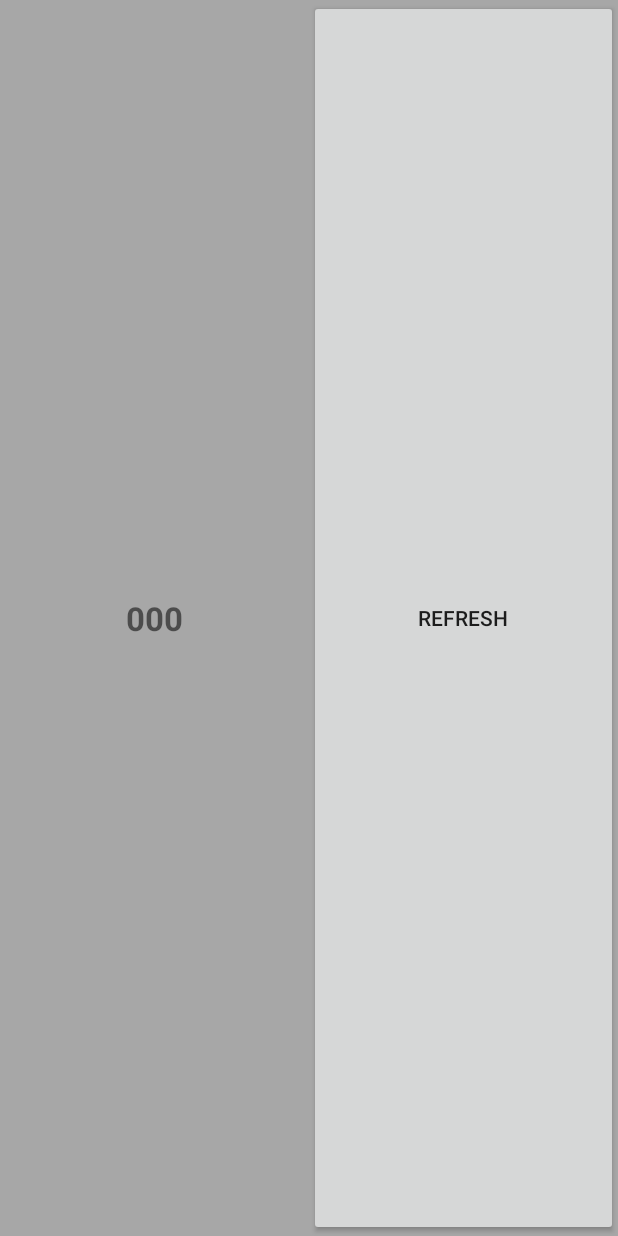
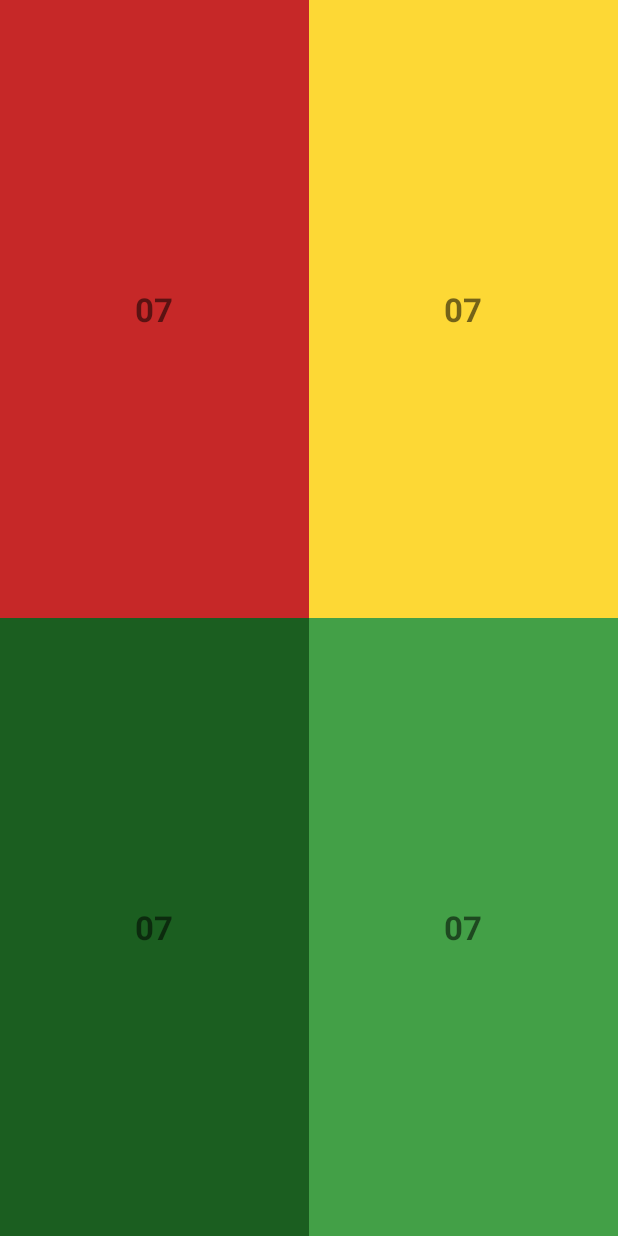
Before and after one commit to Doctor-Andonuts/MyLife, an Android app: the layout chain_widget.xml on its own in the app's theme, with its tools: preview values and no code run, on a phone screen of 412 x 824 dp. Run offline under Robolectric (Android 15) with nearby library versions, the light colour scheme and no system bars.

Commit message:
Widget layout and also cleaner color calls

```diff
--- a/app/src/main/res/layout/chain_widget.xml
+++ b/app/src/main/res/layout/chain_widget.xml
@@ -1,23 +1,75 @@
 <?xml version="1.0" encoding="utf-8"?>
-<LinearLayout xmlns:android="http://schemas.android.com/apk/res/android"
+<RelativeLayout xmlns:android="http://schemas.android.com/apk/res/android"
     android:orientation="horizontal"
     android:layout_width="match_parent"
     android:layout_height="match_parent"
     android:background="#55000000">
 
     <TextView
-        android:id="@+id/textView"
+        android:id="@+id/centerVerticalShim"
+        android:layout_width="match_parent"
+        android:layout_height="0dp"
+        android:layout_centerVertical="true"
+        android:visibility="invisible" />
+
+    <TextView
+        android:id="@+id/centerHorizontalShim"
         android:layout_width="0dp"
         android:layout_height="match_parent"
-        android:layout_weight="1"
+        android:layout_centerHorizontal="true"
+        android:visibility="invisible" />
+
+    <TextView
+        android:id="@+id/topLeft"
+        android:layout_width="match_parent"
+        android:layout_height="match_parent"
+        android:layout_alignParentLeft="true"
+        android:layout_alignParentTop="true"
+        android:layout_above="@+id/centerVerticalShim"
+        android:layout_toLeftOf="@+id/centerHorizontalShim"
         android:gravity="center"
-        android:text="000"
+        android:text="07"
+        android:background="@color/doIt"
         android:textSize="@dimen/abc_text_size_large_material"
         android:textStyle="bold"/>
-    <Button
-        android:id="@+id/actionButton"
-        android:layout_width="0dp"
+    <TextView
+        android:id="@+id/topRight"
+        android:layout_width="match_parent"
         android:layout_height="match_parent"
-        android:layout_weight="1"
-        android:text="Refresh"/>
-</LinearLayout>
+        android:layout_alignParentRight="true"
+        android:layout_alignParentTop="true"
+        android:layout_above="@+id/centerVerticalShim"
+        android:layout_toRightOf="@+id/centerHorizontalShim"
+        android:gravity="center"
+        android:text="07"
+        android:background="@color/shouldDo"
+        android:textSize="@dimen/abc_text_size_large_material"
+        android:textStyle="bold"/>
+    <TextView
+        android:id="@+id/bottomLeft"
+        android:layout_width="match_parent"
+        android:layout_height="match_parent"
+        android:layout_alignParentLeft="true"
+        android:layout_alignParentBottom="true"
+        android:layout_below="@+id/centerVerticalShim"
+        android:layout_toLeftOf="@+id/centerHorizontalShim"
+        android:gravity="center"
+        android:text="07"
+        android:background="@color/noNeed"
+        android:textSize="@dimen/abc_text_size_large_material"
+        android:textStyle="bold"/>
+    <TextView
+        android:id="@+id/bottomRight"
+        android:layout_width="match_parent"
+        android:layout_height="match_parent"
+        android:layout_alignParentRight="true"
+        android:layout_alignParentBottom="true"
+        android:layout_below="@+id/centerVerticalShim"
+        android:layout_toRightOf="@+id/centerHorizontalShim"
+        android:gravity="center"
+        android:text="07"
+        android:background="@color/done"
+        android:textSize="@dimen/abc_text_size_large_material"
+        android:textStyle="bold"/>
+
+</RelativeLayout>
--- a/app/src/main/res/values/colors.xml
+++ b/app/src/main/res/values/colors.xml
@@ -3,4 +3,9 @@
     <color name="colorPrimary">#4caf50</color>
     <color name="colorPrimaryDark">#388e3c</color>
     <color name="colorAccent">#939196</color>
+
+    <color name="done">#FF43a047</color>
+    <color name="shouldDo">#FFFDD835</color>
+    <color name="noNeed">#FF1b5e20</color>
+    <color name="doIt">#FFc62828</color>
 </resources>
--- a/app/src/main/res/xml/chain_widget_info.xml
+++ b/app/src/main/res/xml/chain_widget_info.xml
@@ -1,6 +1,6 @@
 <?xml version="1.0" encoding="utf-8"?>
 <appwidget-provider xmlns:android="http://schemas.android.com/apk/res/android"
-    android:minWidth="180dp"
+    android:minWidth="60dp"
     android:minHeight="60dp"
     android:updatePeriodMillis="1800000"
     android:initialLayout="@layout/chain_widget"
```
Also changed, not shown: app/src/main/java/com/doctor_andonuts/mylife/Chain/ChainDetailFragment.java (+14 -8 lines), app/src/main/java/com/doctor_andonuts/mylife/Chain/ChainListArrayAdapter.java (+7 -6 lines), app/src/main/java/com/doctor_andonuts/mylife/Chain/SimpleWidgetProvider.java (+2 -5 lines).
